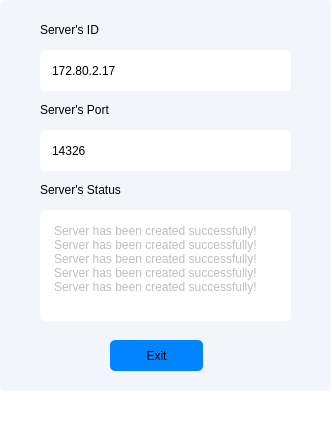
The window that serverinfo.ui (hdkhang6803/PC_Remote_Control) describes before a commit, drawn with Qt 5.
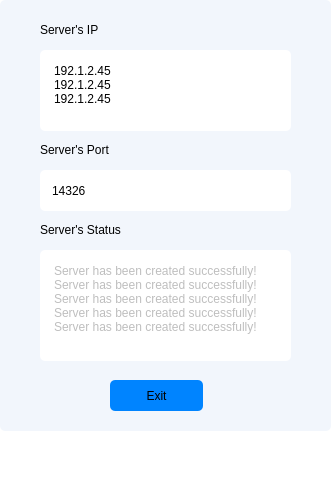
The same window after the commit.

Commit message: right before adding exit button

Patch:
```diff
--- a/serverinfo.ui
+++ b/serverinfo.ui
@@ -7,7 +7,7 @@
     <x>0</x>
     <y>0</y>
     <width>332</width>
-    <height>422</height>
+    <height>489</height>
    </rect>
   </property>
   <property name="windowTitle">
@@ -23,32 +23,13 @@
       <x>0</x>
       <y>0</y>
       <width>331</width>
-      <height>391</height>
+      <height>431</height>
      </rect>
     </property>
     <property name="styleSheet">
      <string notr="true">border-radius: 5px;
 background-color: #F2F6FC;</string>
     </property>
-    <widget class="QLineEdit" name="IDinput">
-     <property name="geometry">
-      <rect>
-       <x>40</x>
-       <y>50</y>
-       <width>251</width>
-       <height>41</height>
-      </rect>
-     </property>
-     <property name="styleSheet">
-      <string notr="true">background-color: #ffffff;
-border: 1px #000000;
-border-radius: 5px;
-padding-left: 10px;</string>
-     </property>
-     <property name="text">
-      <string>172.80.2.17</string>
-     </property>
-    </widget>
     <widget class="QLabel" name="IDlabel">
      <property name="geometry">
       <rect>
@@ -63,14 +44,14 @@
 border: none;</string>
      </property>
      <property name="text">
-      <string>Server's ID</string>
+      <string>Server's IP</string>
      </property>
     </widget>
     <widget class="QLabel" name="portLabel">
      <property name="geometry">
       <rect>
        <x>40</x>
-       <y>100</y>
+       <y>140</y>
        <width>251</width>
        <height>20</height>
       </rect>
@@ -84,10 +65,13 @@
      </property>
     </widget>
     <widget class="QLineEdit" name="portInput">
+     <property name="enabled">
+      <bool>true</bool>
+     </property>
      <property name="geometry">
       <rect>
        <x>40</x>
-       <y>130</y>
+       <y>170</y>
        <width>251</width>
        <height>41</height>
       </rect>
@@ -101,12 +85,15 @@
      <property name="text">
       <string>14326</string>
      </property>
+     <property name="readOnly">
+      <bool>true</bool>
+     </property>
     </widget>
     <widget class="QPushButton" name="exitButton">
      <property name="geometry">
       <rect>
        <x>110</x>
-       <y>340</y>
+       <y>380</y>
        <width>93</width>
        <height>31</height>
       </rect>
@@ -125,7 +112,7 @@
      <property name="geometry">
       <rect>
        <x>40</x>
-       <y>180</y>
+       <y>220</y>
        <width>251</width>
        <height>20</height>
       </rect>
@@ -145,7 +132,7 @@
      <property name="geometry">
       <rect>
        <x>40</x>
-       <y>210</y>
+       <y>250</y>
        <width>251</width>
        <height>111</height>
       </rect>
@@ -171,6 +158,43 @@
 &lt;p style=&quot; margin-top:0px; margin-bottom:0px; margin-left:0px; margin-right:0px; -qt-block-indent:0; text-indent:0px;&quot;&gt;Server has been created successfully!&lt;/p&gt;&lt;/body&gt;&lt;/html&gt;</string>
      </property>
     </widget>
+    <widget class="QTextEdit" name="IPInput">
+     <property name="enabled">
+      <bool>true</bool>
+     </property>
+     <property name="geometry">
+      <rect>
+       <x>40</x>
+       <y>50</y>
+       <width>251</width>
+       <height>81</height>
+      </rect>
+     </property>
+     <property name="styleSheet">
+      <string notr="true">background-color: #ffffff;
+border: 1px #000000;
+border-radius: 5px;
+padding: 10px;</string>
+     </property>
+     <property name="undoRedoEnabled">
+      <bool>true</bool>
+     </property>
+     <property name="readOnly">
+      <bool>true</bool>
+     </property>
+     <property name="html">
+      <string>&lt;!DOCTYPE HTML PUBLIC &quot;-//W3C//DTD HTML 4.0//EN&quot; &quot;http://www.w3.org/TR/REC-html40/strict.dtd&quot;&gt;
+&lt;html&gt;&lt;head&gt;&lt;meta name=&quot;qrichtext&quot; content=&quot;1&quot; /&gt;&lt;meta charset=&quot;utf-8&quot; /&gt;&lt;style type=&quot;text/css&quot;&gt;
+p, li { white-space: pre-wrap; }
+hr { height: 1px; border-width: 0; }
+li.unchecked::marker { content: &quot;\2610&quot;; }
+li.checked::marker { content: &quot;\2612&quot;; }
+&lt;/style&gt;&lt;/head&gt;&lt;body style=&quot; font-family:'Segoe UI'; font-size:9pt; font-weight:400; font-style:normal;&quot;&gt;
+&lt;p style=&quot; margin-top:0px; margin-bottom:0px; margin-left:0px; margin-right:0px; -qt-block-indent:0; text-indent:0px;&quot;&gt;192.1.2.45&lt;/p&gt;
+&lt;p style=&quot; margin-top:0px; margin-bottom:0px; margin-left:0px; margin-right:0px; -qt-block-indent:0; text-indent:0px;&quot;&gt;192.1.2.45&lt;/p&gt;
+&lt;p style=&quot; margin-top:0px; margin-bottom:0px; margin-left:0px; margin-right:0px; -qt-block-indent:0; text-indent:0px;&quot;&gt;192.1.2.45&lt;/p&gt;&lt;/body&gt;&lt;/html&gt;</string>
+     </property>
+    </widget>
    </widget>
   </widget>
   <widget class="QMenuBar" name="menubar">
```
The commit also changes 26 other files.
